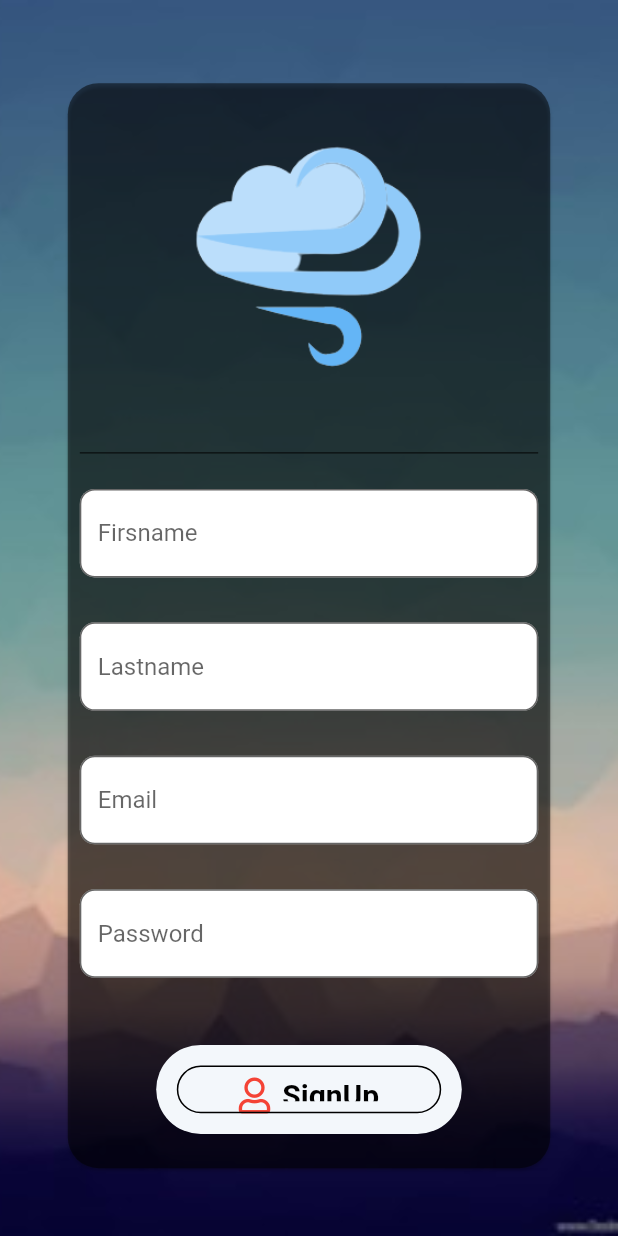
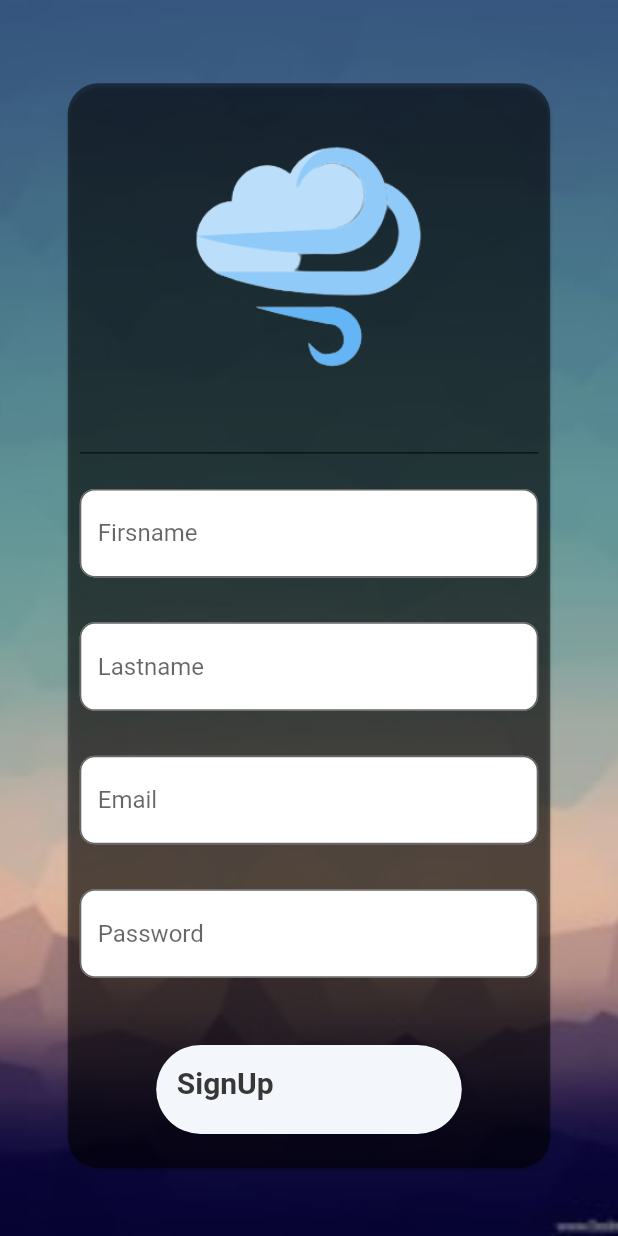
Before and after one commit to alemastro97/my_air, a Flutter app: the RegistrationPage screen opened directly, on a phone screen of 412 x 824 dp. Run offline on Flutter 3.47's test engine with Material 2 defaults, Android fonts, the light colour scheme and no system bars; our stand-ins replace animated_theme_switcher, auto_size_text, charts_flutter, firebase_auth, firebase_core, flutter_local_notifications and 9 more; missing offline and left inert: searchable_dropdown, user_location; accounts and stored records are empty; network calls fail; Roboto replaces fonts that are missing (SFProText).

```diff
--- a/myair/lib/Views/Reward_page/Reward_view.dart
+++ b/myair/lib/Views/Reward_page/Reward_view.dart
@@ -7,9 +7,6 @@ class RewardView extends StatelessWidget{
   @override
   Widget build(BuildContext context) {
     return Scaffold(
-      appBar: AppBar(
-      title: Text('Reward'),
-    ),
     body: RewardScaffold(),
     );
   }
--- a/myair/lib/Views/email_page.dart
+++ b/myair/lib/Views/email_page.dart
@@ -6,9 +6,7 @@ import '../Widgets/Map_page_widgets/map_widget.dart';
 class EmailPage extends StatelessWidget {
   @override
   Widget build(BuildContext context) => Scaffold(
-    appBar: AppBar(
-      title: Text('Our Stations'),
-    ),
+
     body:Stack(
       children: <Widget>[
         new MapWidget(),
--- a/myair/lib/Views/home_statistics_page.dart
+++ b/myair/lib/Views/home_statistics_page.dart
@@ -6,9 +6,7 @@ class HomeStatisticsPage extends StatelessWidget{
   @override
   Widget build(BuildContext context) {
     return Scaffold(
-      appBar: AppBar(
-        title: Text('Home'),
-      ),
+
       body: GraphWidget(),
     );
   }
--- a/myair/lib/Views/profile_page.dart
+++ b/myair/lib/Views/profile_page.dart
@@ -33,6 +33,7 @@ class ProfilePage extends StatelessWidget {
   );
   Widget buildLoading() => Stack(
     fit: StackFit.expand,
+
     children: [
       //CustomPaint(painter: BackgroundPainter()),
       Container(
--- a/myair/lib/Views/registration_page/registration_view.dart
+++ b/myair/lib/Views/registration_page/registration_view.dart
@@ -2,12 +2,14 @@ import 'package:flutter/cupertino.dart';
 import 'package:flutter/material.dart';
 import 'package:font_awesome_flutter/font_awesome_flutter.dart';
 import 'package:myair/Views/home_page.dart';
+
+import 'package:myair/main.dart';
 //TODO make registration page
 class RegistrationPage extends StatelessWidget{
   @override
   Widget build(BuildContext context) {
   return Scaffold(
-
+      resizeToAvoidBottomInset: false,
     body: Container(
         decoration: BoxDecoration(
           image: DecorationImage(
@@ -106,6 +108,13 @@ class RegistrationPage extends StatelessWidget{
                                 child: FractionallySizedBox(
                                   heightFactor: 2 / 3,
                                   widthFactor: 2 / 3,
+                                  child: GestureDetector(
+                                    onTap: (){
+                                      //TODO create control of the profile
+                                      logged = true;
+                                      print("Fatto");
+                                      Navigator.pushReplacementNamed(context, '/HomePage');
+                                    },
                                     child: Container(
                                       padding: EdgeInsets.all(MediaQuery.of(context).size.width/30),
                                       //  margin: EdgeInsets.symmetric( ).copyWith(),
@@ -115,26 +124,13 @@ class RegistrationPage extends StatelessWidget{
                                         color: Theme.of(context).backgroundColor,
                                       ),
 
-                                    child:OutlineButton.icon(
-                                      label: Text(
+                                      child: Text(
                                         'SignUp',
                                         style: TextStyle(fontWeight: FontWeight.bold, fontSize: 20),
                                       ),
-                                      shape: StadiumBorder(),
-                                      padding: EdgeInsets.symmetric(horizontal: 12, vertical: 8),
-                                      highlightedBorderColor: Colors.black,
-                                      borderSide: BorderSide(color: Colors.black),
-                                      textColor: Colors.black,
-                                      icon: FaIcon(FontAwesomeIcons.user, color: Colors.red),
-                                      onPressed: () {
-                                        Navigator.push(
-                                          context,
-                                          MaterialPageRoute(builder: (context) => HomePage(title: "null")),
-                                        );
-                                      },
-                                    ),
                                           //Center(child: FittedBox(fit: BoxFit.fitHeight,child: Text("Sign up"), )),
 
+                                    ),
                                   ),
                                 ),
                               ),
--- a/myair/lib/Views/search_page.dart
+++ b/myair/lib/Views/search_page.dart
@@ -4,9 +4,7 @@ import 'package:flutter/material.dart';
 class SearchPage extends StatelessWidget {
   @override
   Widget build(BuildContext context) => Scaffold(
-    appBar: AppBar(
-      title: Text('Search'),
-    ),
+
     body: ContentListWidget(
       //urlImage:              'https://res-5.cloudinary.com/enchanting/w_768,h_512,c_fill,f_auto/et-web/2015/06/1600-Iguazu-Falls-Argentina-shutterstock_172190801.jpg',
     ),
--- a/myair/lib/Views/settings_page.dart
+++ b/myair/lib/Views/settings_page.dart
@@ -5,9 +5,7 @@ import 'package:flutter/material.dart';
 class SettingsPage extends StatelessWidget {
   @override
   Widget build(BuildContext context) => Scaffold(
-    appBar: AppBar(
-      title: Text('Settings'),
-    ),
+
     body: ProfileScreen(),
   );
 }
--- a/myair/lib/main.dart
+++ b/myair/lib/main.dart
@@ -40,6 +40,9 @@ class MyApp extends StatelessWidget {
           debugShowCheckedModeBanner: false,
           title: title,
           theme: ThemeProvider.of(context),
+          routes: {
+            "/HomePage": (_) => new HomePage(),
+          },
           home: ProfilePage(),
         );
       }),
```
Also changed, not shown: myair/lib/Views/home_page.dart (+6 -1 lines). Lines whose indentation alone changed are shown as unchanged.
